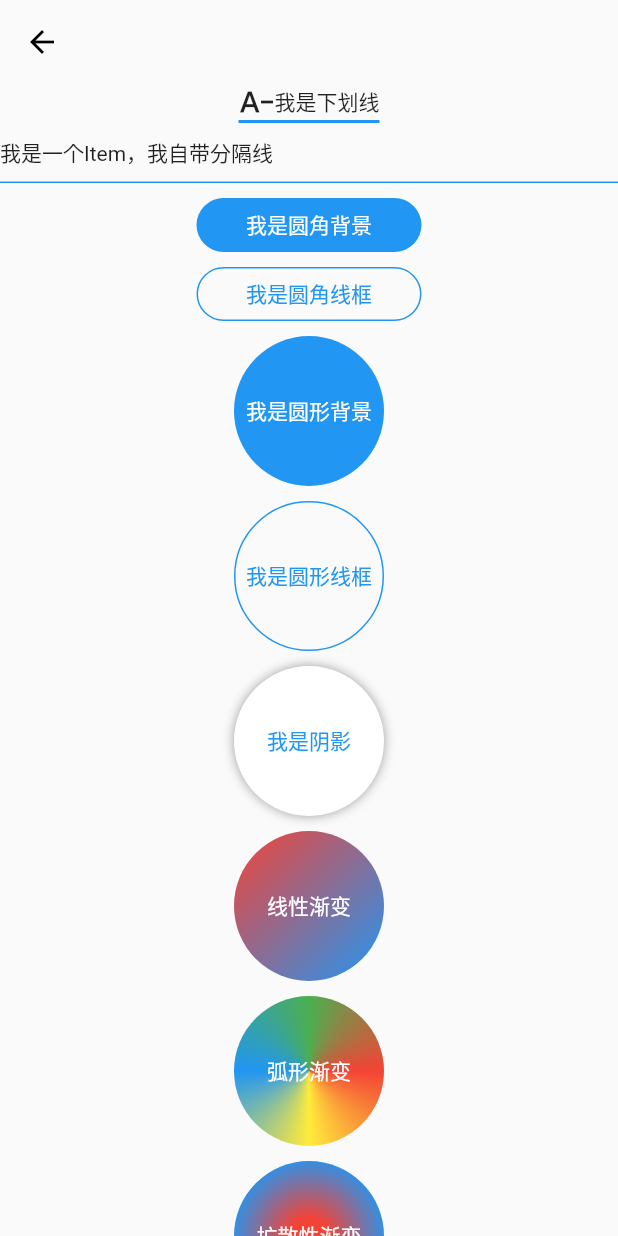
After one commit to VincentStory/flutter_control_project, a Flutter app: the screen it shows after launch, after a tap on "BoxDecoration的用法", on a phone screen of 412 x 824 dp. The commit adds this screen. Run offline on Flutter 3.47's test engine with Material 2 defaults, Android fonts, the phone set to English and light mode, and no system bars; our stand-ins replace flutter_swiper_view.

Commit message:
添加BoxDecoration使用用法

```diff
--- a/lib/config_router.dart
+++ b/lib/config_router.dart
@@ -9,6 +9,7 @@ class ConfigRouter {
   static const String custom_view = '/custom_view';
   static const String circle_progress = '/circle_progress';
   static const String banner = '/banner';
+  static const String box_decoration = '/box_decoration';
 
 
 }
--- a/lib/main.dart
+++ b/lib/main.dart
@@ -1,11 +1,12 @@
 import 'package:flutter/material.dart';
 import 'package:flutter_control_project/page/banner_page.dart';
+import 'package:flutter_control_project/page/box_page.dart';
 import 'package:flutter_control_project/page/button_page.dart';
 import 'package:flutter_control_project/config_router.dart';
 import 'package:flutter_control_project/page/circle_progress_page.dart';
 import 'package:flutter_control_project/page/column_page.dart';
 import 'package:flutter_control_project/page/custom_view_page.dart';
-import 'package:flutter_control_project/page/home_guide_page.dart';
+import 'package:flutter_control_project/page/home/home_guide_page.dart';
 import 'package:flutter_control_project/page/listview_page.dart';
 import 'package:flutter_control_project/page/stack_page.dart';
 import 'package:flutter_control_project/page/text_page.dart';
@@ -47,6 +48,7 @@ class MyApp extends StatelessWidget {
         ConfigRouter.custom_view: (context) => const CustomPage(),
         ConfigRouter.banner: (context) => const BannerPage(),
         ConfigRouter.circle_progress: (context) => const CircleProgressPage(progress: 10),
+        ConfigRouter.box_decoration: (context) => const BoxPage(),
       },
     );
   }
--- /dev/null
+++ b/lib/page/box_page.dart
@@ -0,0 +1,194 @@
+import 'package:flutter/material.dart';
+import 'package:flutter_control_project/widget/app_bar.dart';
+import 'dart:math' as math;
+
+class BoxPage extends StatelessWidget {
+  const BoxPage({Key? key}) : super(key: key);
+
+  //BoxDecoration的属性介绍
+  //
+  // color 设置背景颜色
+  // shape 设置形状
+  // border 设置边框
+  // borderRadius 设置边框的圆角半径
+  // boxShadow 设置阴影
+  // gradient 设置渐变色背景
+
+  @override
+  Widget build(BuildContext context) {
+    return Scaffold(
+      appBar: appBar(),
+      body: SingleChildScrollView(
+        child: Center(
+          child: Column(
+            children: [
+              Container(
+                decoration: const BoxDecoration(
+                  border: Border(
+                    // 划线位置、线宽、颜色
+                    bottom: BorderSide(width: 2.0, color: Colors.blue),
+                  ),
+                ),
+                child: const Row(
+                  mainAxisSize: MainAxisSize.min,
+                  children: [Icon(Icons.text_decrease_sharp), Text('我是下划线')],
+                ),
+              ),
+              Container(
+                width: double.infinity,
+                height: 40,
+                alignment: Alignment.centerLeft,
+                decoration: const BoxDecoration(
+                  border: Border(
+                    // 划线位置、线宽、颜色
+                    bottom: BorderSide(width: 1.0, color: Colors.blue),
+                  ),
+                ),
+                child: const Text('我是一个Item，我自带分隔线'),
+              ),
+              const SizedBox(
+                height: 10,
+              ),
+              Container(
+                height: 36,
+                width: 150,
+                alignment: Alignment.center,
+                decoration: const BoxDecoration(
+                  //背景颜色
+                  color: Colors.blue,
+                  //圆角半径
+                  borderRadius: BorderRadius.all(Radius.circular(18.0)),
+                ),
+                child:
+                    const Text('我是圆角背景', style: TextStyle(color: Colors.white)),
+              ),
+              const SizedBox(
+                height: 10,
+              ),
+              Container(
+                height: 36,
+                width: 150,
+                alignment: Alignment.center,
+                decoration: BoxDecoration(
+                  //圆角半径
+                  borderRadius: const BorderRadius.all(Radius.circular(18.0)),
+                  //边框线宽、颜色
+                  border: Border.all(width: 1.0, color: Colors.blue),
+                ),
+                child:
+                    const Text('我是圆角线框', style: TextStyle(color: Colors.blue)),
+              ),
+              const SizedBox(
+                height: 10,
+              ),
+              Container(
+                width: 100,
+                height: 100,
+                alignment: Alignment.center,
+                decoration: const BoxDecoration(
+                    shape: BoxShape.circle, color: Colors.blue),
+                child:
+                    const Text('我是圆形背景', style: TextStyle(color: Colors.white)),
+              ),
+              const SizedBox(
+                height: 10,
+              ),
+              Container(
+                width: 100,
+                height: 100,
+                alignment: Alignment.center,
+                decoration: BoxDecoration(
+                    shape: BoxShape.circle,
+                    border: Border.all(color: Colors.blue)),
+                child:
+                    const Text('我是圆形线框', style: TextStyle(color: Colors.blue)),
+              ),
+              const SizedBox(
+                height: 10,
+              ),
+              Container(
+                width: 100,
+                height: 100,
+                alignment: Alignment.center,
+                decoration: const BoxDecoration(
+                  color: Colors.white,
+                  shape: BoxShape.circle,
+                  // 阴影的颜色，模糊半径
+                  boxShadow: [BoxShadow(color: Colors.grey, blurRadius: 6)],
+                ),
+                child: const Text('我是阴影', style: TextStyle(color: Colors.blue)),
+              ),
+              const SizedBox(
+                height: 10,
+              ),
+              Container(
+                width: 100,
+                height: 100,
+                alignment: Alignment.center,
+                decoration: const BoxDecoration(
+                  shape: BoxShape.circle,
+                  // 线性渐变，分别设置渐变的颜色，起始点
+                  gradient: LinearGradient(
+                      begin: Alignment.topLeft,
+                      end: Alignment.bottomRight,
+                      colors: [Colors.red, Colors.blue]),
+                ),
+                child:
+                    const Text('线性渐变', style: TextStyle(color: Colors.white)),
+              ),
+              const SizedBox(
+                height: 10,
+              ),
+              // import 'dart:math' as math;
+              Container(
+                height: 100,
+                width: 100,
+                alignment: Alignment.center,
+                decoration: const BoxDecoration(
+                  shape: BoxShape.circle,
+                  gradient: SweepGradient(
+                    center: FractionalOffset.center,
+                    startAngle: 0.0,
+                    endAngle: math.pi * 2,
+                    colors: <Color>[
+                      Colors.red,
+                      Colors.yellow,
+                      Colors.blue,
+                      Colors.green,
+                      Colors.red,
+                    ],
+                    stops: <double>[0, 0.25, 0.5, 0.75, 1],
+                  ),
+                ),
+                child:
+                    const Text('弧形渐变', style: TextStyle(color: Colors.white)),
+              ),
+              const SizedBox(
+                height: 10,
+              ),
+              Container(
+                width: 100,
+                height: 100,
+                alignment: Alignment.center,
+                decoration: const BoxDecoration(
+                  shape: BoxShape.circle,
+                  // 扩散性渐变，通过调整 radius 、stops 来查看不同的效果
+                  gradient: RadialGradient(
+                    radius: 0.6,
+                    colors: <Color>[Colors.red, Colors.blue],
+                    stops: <double>[0.2, 0.9],
+                  ),
+                ),
+                child:
+                    const Text('扩散性渐变', style: TextStyle(color: Colors.white)),
+              ),
+              const SizedBox(
+                height: 20,
+              ),
+            ],
+          ),
+        ),
+      ),
+    );
+  }
+}
--- a/lib/page/home_guide_page.dart
+++ b/lib/page/home/home_guide_page.dart
@@ -1,7 +1,7 @@
 import 'package:flutter/material.dart';
 import 'package:flutter_control_project/widget/app_bar.dart';
 
-import '../config_router.dart';
+import '../../config_router.dart';
 
 class HomeGuidePage extends StatelessWidget {
   const HomeGuidePage({Key? key}) : super(key: key);
@@ -91,6 +91,14 @@ class HomeGuidePage extends StatelessWidget {
                   Navigator.pushNamed(context, ConfigRouter.banner);
                 },
                 child: const Text('Banner'),
+              ), const SizedBox(
+                height: 10,
+              ),
+              ElevatedButton(
+                onPressed: () {
+                  Navigator.pushNamed(context, ConfigRouter.box_decoration);
+                },
+                child: const Text('BoxDecoration的用法'),
               ),
             ],
           ),
```
